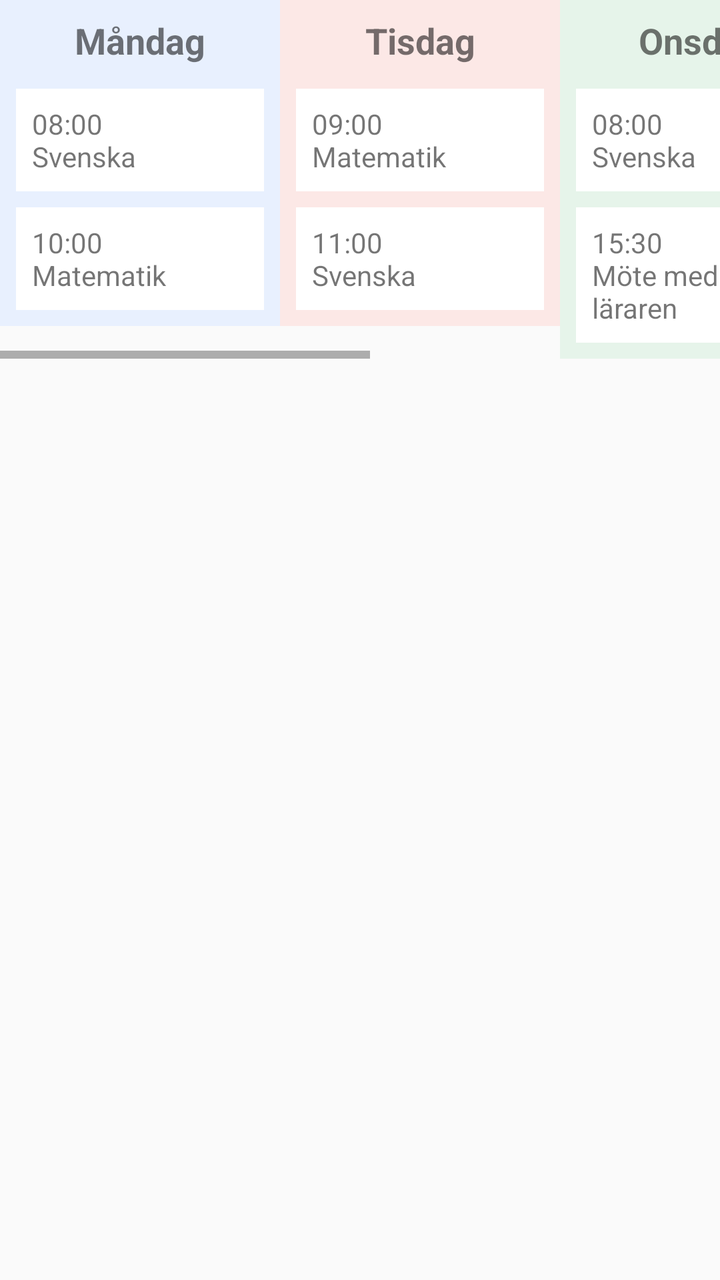
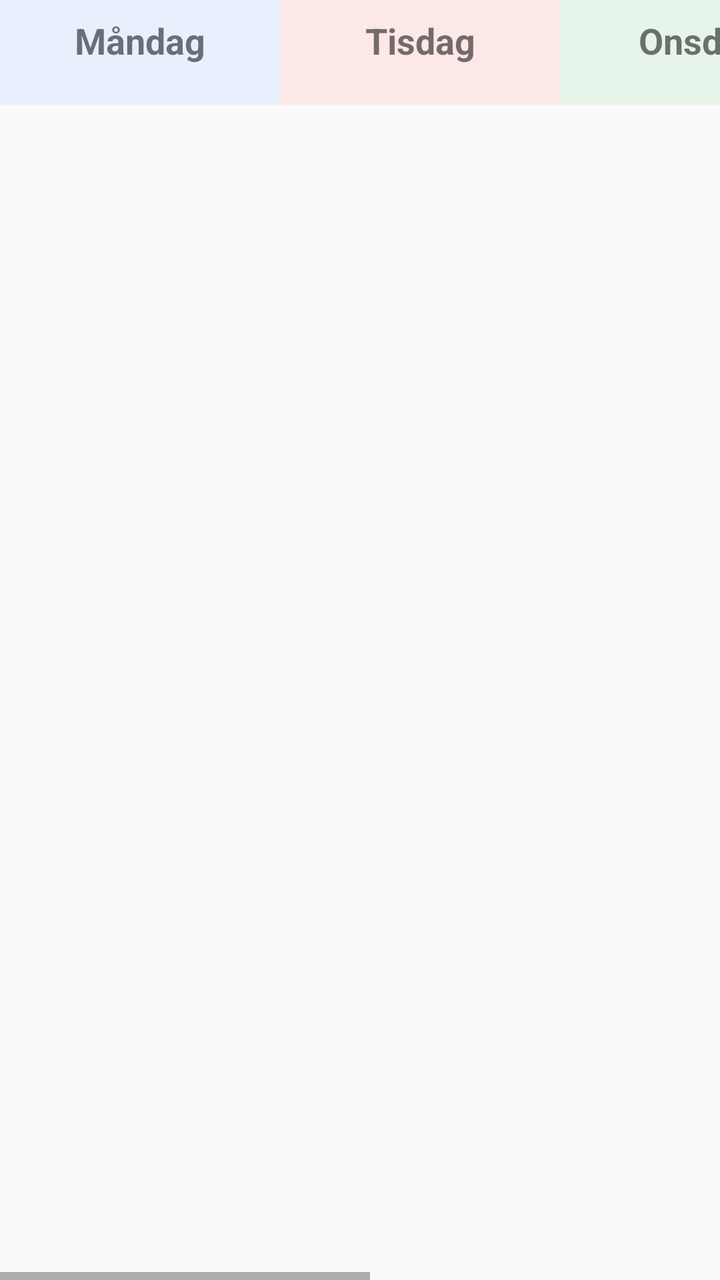

Before-and-after screenshots of an Android layout around one commit, followed by the original layout XML and the change that was made.
<!-- AndroidManifest.xml: application theme Theme.Skolanapp -->
<!-- res/layout/activity_calender.xml -->
<?xml version="1.0" encoding="utf-8"?>
<LinearLayout
    xmlns:android="http://schemas.android.com/apk/res/android"
    android:layout_width="match_parent"
    android:layout_height="wrap_content"
    android:orientation="vertical">

    <HorizontalScrollView
        android:layout_width="match_parent"
        android:layout_height="wrap_content"
        android:scrollbars="horizontal"
        android:fillViewport="false">

        <LinearLayout
            android:layout_width="wrap_content"
            android:layout_height="wrap_content"
            android:orientation="horizontal">

            <LinearLayout
                android:layout_width="140dp"
                android:layout_height="wrap_content"
                android:orientation="vertical"
                android:padding="8dp"
                android:background="#E8F0FE">

                <TextView
                    android:layout_width="match_parent"
                    android:layout_height="wrap_content"
                    android:text="Måndag"
                    android:textSize="18sp"
                    android:textStyle="bold"
                    android:gravity="center" />

                <TextView
                    android:layout_width="match_parent"
                    android:layout_height="wrap_content"
                    android:layout_marginTop="12dp"
                    android:padding="8dp"
                    android:background="#FFFFFF"
                    android:text="08:00\nSvenska"
                    android:textSize="14sp" />

                <TextView
                    android:layout_width="match_parent"
                    android:layout_height="wrap_content"
                    android:layout_marginTop="8dp"
                    android:padding="8dp"
                    android:background="#FFFFFF"
                    android:text="10:00\nMatematik"
                    android:textSize="14sp" />

            </LinearLayout>

            <LinearLayout
                android:layout_width="140dp"
                android:layout_height="wrap_content"
                android:orientation="vertical"
                android:padding="8dp"
                android:background="#FCE8E6">

                <TextView
                    android:layout_width="match_parent"
                    android:layout_height="wrap_content"
                    android:text="Tisdag"
                    android:textSize="18sp"
                    android:textStyle="bold"
                    android:gravity="center" />

                <TextView
                    android:layout_width="match_parent"
                    android:layout_height="wrap_content"
                    android:layout_marginTop="12dp"
                    android:padding="8dp"
                    android:background="#FFFFFF"
                    android:text="09:00\nMatematik"
                    android:textSize="14sp" />

                <TextView
                    android:layout_width="match_parent"
                    android:layout_height="wrap_content"
                    android:layout_marginTop="8dp"
                    android:padding="8dp"
                    android:background="#FFFFFF"
                    android:text="11:00\nSvenska"
                    android:textSize="14sp" />

            </LinearLayout>

            <LinearLayout
                android:layout_width="140dp"
                android:layout_height="wrap_content"
                android:orientation="vertical"
                android:padding="8dp"
                android:background="#E6F4EA">

                <TextView
                    android:layout_width="match_parent"
                    android:layout_height="wrap_content"
                    android:text="Onsdag"
                    android:textSize="18sp"
                    android:textStyle="bold"
                    android:gravity="center" />

                <TextView
                    android:layout_width="match_parent"
                    android:layout_height="wrap_content"
                    android:layout_marginTop="12dp"
                    android:padding="8dp"
                    android:background="#FFFFFF"
                    android:text="08:00\nSvenska"
                    android:textSize="14sp" />

                <TextView
                    android:layout_width="match_parent"
                    android:layout_height="wrap_content"
                    android:layout_marginTop="8dp"
                    android:padding="8dp"
                    android:background="#FFFFFF"
                    android:text="15:30\nMöte med läraren"
                    android:textSize="14sp" />

            </LinearLayout>

            <LinearLayout
                android:layout_width="140dp"
                android:layout_height="wrap_content"
                android:orientation="vertical"
                android:padding="8dp"
                android:background="#FFF4D6">

                <TextView
                    android:layout_width="match_parent"
                    android:layout_height="wrap_content"
                    android:text="Torsdag"
                    android:textSize="18sp"
                    android:textStyle="bold"
                    android:gravity="center" />

                <TextView
                    android:layout_width="match_parent"
                    android:layout_height="wrap_content"
                    android:layout_marginTop="12dp"
                    android:padding="8dp"
                    android:background="#FFFFFF"
                    android:text="09:00\nEngelska"
                    android:textSize="14sp" />

                <TextView
                    android:layout_width="match_parent"
                    android:layout_height="wrap_content"
                    android:layout_marginTop="8dp"
                    android:padding="8dp"
                    android:background="#FFFFFF"
                    android:text="13:00\nMatematik"
                    android:textSize="14sp" />

            </LinearLayout>


            <LinearLayout
                android:layout_width="140dp"
                android:layout_height="wrap_content"
                android:orientation="vertical"
                android:padding="8dp"
                android:background="#EDE7F6">

                <TextView
                    android:layout_width="match_parent"
                    android:layout_height="wrap_content"
                    android:text="Fredag"
                    android:textSize="18sp"
                    android:textStyle="bold"
                    android:gravity="center" />

                <TextView
                    android:layout_width="match_parent"
                    android:layout_height="wrap_content"
                    android:layout_marginTop="12dp"
                    android:padding="8dp"
                    android:background="#FFFFFF"
                    android:text="10:00\nIdrott"
                    android:textSize="14sp" />

                <TextView
                    android:layout_width="match_parent"
                    android:layout_height="wrap_content"
                    android:layout_marginTop="8dp"
                    android:padding="8dp"
                    android:background="#FFFFFF"
                    android:text="12:00\nMusik"
                    android:textSize="14sp" />

            </LinearLayout>

        </LinearLayout>

    </HorizontalScrollView>

</LinearLayout>
<!-- resources referenced by this layout -->
<resources>
  <style name="Theme.Skolanapp" parent="Theme.AppCompat.Light.NoActionBar" />
</resources>

<!-- the commit's change to res/layout/activity_calender.xml (unified diff, before → after) -->
@@ -1,199 +1,135 @@
 <?xml version="1.0" encoding="utf-8"?>
-<LinearLayout
+<HorizontalScrollView
     xmlns:android="http://schemas.android.com/apk/res/android"
     android:layout_width="match_parent"
     android:layout_height="wrap_content"
-    android:orientation="vertical">
+    android:scrollbars="horizontal">
 
-    <HorizontalScrollView
-        android:layout_width="match_parent"
+    <LinearLayout
+        android:layout_width="wrap_content"
         android:layout_height="wrap_content"
-        android:scrollbars="horizontal"
-        android:fillViewport="false">
+        android:orientation="horizontal">
 
+        
         <LinearLayout
-            android:layout_width="wrap_content"
+            android:layout_width="140dp"
             android:layout_height="wrap_content"
-            android:orientation="horizontal">
+            android:orientation="vertical"
+            android:padding="8dp"
+            android:background="#E8F0FE">
 
-            <LinearLayout
-                android:layout_width="140dp"
+            <TextView
+                android:layout_width="match_parent"
                 android:layout_height="wrap_content"
-                android:orientation="vertical"
-                android:padding="8dp"
-                android:background="#E8F0FE">
+                android:text="Måndag"
+                android:textSize="18sp"
+                android:textStyle="bold"
+                android:gravity="center" />
 
-                <TextView
-                    android:layout_width="match_parent"
-                    android:layout_height="wrap_content"
-                    android:text="Måndag"
-                    android:textSize="18sp"
-                    android:textStyle="bold"
-                    android:gravity="center" />
-
-                <TextView
-                    android:layout_width="match_parent"
-                    android:layout_height="wrap_content"
-                    android:layout_marginTop="12dp"
-                    android:padding="8dp"
-                    android:background="#FFFFFF"
-                    android:text="08:00\nSvenska"
-                    android:textSize="14sp" />
-
-                <TextView
-                    android:layout_width="match_parent"
-                    android:layout_height="wrap_content"
-                    android:layout_marginTop="8dp"
-                    android:padding="8dp"
-                    android:background="#FFFFFF"
-                    android:text="10:00\nMatematik"
-                    android:textSize="14sp" />
-
-            </LinearLayout>
-
-            <LinearLayout
-                android:layout_width="140dp"
+            <androidx.recyclerview.widget.RecyclerView
+                android:id="@+id/recyclerMonday"
+                android:layout_width="match_parent"
                 android:layout_height="wrap_content"
-                android:orientation="vertical"
-                android:padding="8dp"
-                android:background="#FCE8E6">
-
-                <TextView
-                    android:layout_width="match_parent"
-                    android:layout_height="wrap_content"
-                    android:text="Tisdag"
-                    android:textSize="18sp"
-                    android:textStyle="bold"
-                    android:gravity="center" />
-
-                <TextView
-                    android:layout_width="match_parent"
-                    android:layout_height="wrap_content"
-                    android:layout_marginTop="12dp"
-                    android:padding="8dp"
-                    android:background="#FFFFFF"
-                    android:text="09:00\nMatematik"
-                    android:textSize="14sp" />
-
-                <TextView
-                    android:layout_width="match_parent"
-                    android:layout_height="wrap_content"
-                    android:layout_marginTop="8dp"
-                    android:padding="8dp"
-                    android:background="#FFFFFF"
-                    android:text="11:00\nSvenska"
-                    android:textSize="14sp" />
-
-            </LinearLayout>
-
-            <LinearLayout
-                android:layout_width="140dp"
-                android:layout_height="wrap_content"
-                android:orientation="vertical"
-                android:padding="8dp"
-                android:background="#E6F4EA">
-
-                <TextView
-                    android:layout_width="match_parent"
-                    android:layout_height="wrap_content"
-                    android:text="Onsdag"
-                    android:textSize="18sp"
-                    android:textStyle="bold"
-                    android:gravity="center" />
-
-                <TextView
-                    android:layout_width="match_parent"
-                    android:layout_height="wrap_content"
-                    android:layout_marginTop="12dp"
-                    android:padding="8dp"
-                    android:background="#FFFFFF"
-                    android:text="08:00\nSvenska"
-                    android:textSize="14sp" />
-
-                <TextView
-                    android:layout_width="match_parent"
-                    android:layout_height="wrap_content"
-                    android:layout_marginTop="8dp"
-                    android:padding="8dp"
-                    android:background="#FFFFFF"
-                    android:text="15:30\nMöte med läraren"
-                    android:textSize="14sp" />
-
-            </LinearLayout>
-
-            <LinearLayout
-                android:layout_width="140dp"
-                android:layout_height="wrap_content"
-                android:orientation="vertical"
-                android:padding="8dp"
-                android:background="#FFF4D6">
-
-                <TextView
-                    android:layout_width="match_parent"
-                    android:layout_height="wrap_content"
-                    android:text="Torsdag"
-                    android:textSize="18sp"
-                    android:textStyle="bold"
-                    android:gravity="center" />
-
-                <TextView
-                    android:layout_width="match_parent"
-                    android:layout_height="wrap_content"
-                    android:layout_marginTop="12dp"
-                    android:padding="8dp"
-                    android:background="#FFFFFF"
-                    android:text="09:00\nEngelska"
-                    android:textSize="14sp" />
-
-                <TextView
-                    android:layout_width="match_parent"
-                    android:layout_height="wrap_content"
-                    android:layout_marginTop="8dp"
-                    android:padding="8dp"
-                    android:background="#FFFFFF"
-                    android:text="13:00\nMatematik"
-                    android:textSize="14sp" />
-
-            </LinearLayout>
-
-
-            <LinearLayout
-                android:layout_width="140dp"
-                android:layout_height="wrap_content"
-                android:orientation="vertical"
-                android:padding="8dp"
-                android:background="#EDE7F6">
-
-                <TextView
-                    android:layout_width="match_parent"
-                    android:layout_height="wrap_content"
-                    android:text="Fredag"
-                    android:textSize="18sp"
-                    android:textStyle="bold"
-                    android:gravity="center" />
-
-                <TextView
-                    android:layout_width="match_parent"
-                    android:layout_height="wrap_content"
-                    android:layout_marginTop="12dp"
-                    android:padding="8dp"
-                    android:background="#FFFFFF"
-                    android:text="10:00\nIdrott"
-                    android:textSize="14sp" />
-
-                <TextView
-                    android:layout_width="match_parent"
-                    android:layout_height="wrap_content"
-                    android:layout_marginTop="8dp"
-                    android:padding="8dp"
-                    android:background="#FFFFFF"
-                    android:text="12:00\nMusik"
-                    android:textSize="14sp" />
-
-            </LinearLayout>
+                android:layout_marginTop="12dp" />
 
         </LinearLayout>
 
-    </HorizontalScrollView>
+        
+        <LinearLayout
+            android:layout_width="140dp"
+            android:layout_height="wrap_content"
+            android:orientation="vertical"
+            android:padding="8dp"
+            android:background="#FCE8E6">
 
-</LinearLayout>
+            <TextView
+                android:layout_width="match_parent"
+                android:layout_height="wrap_content"
+                android:text="Tisdag"
+                android:textSize="18sp"
+                android:textStyle="bold"
+                android:gravity="center" />
+
+            <androidx.recyclerview.widget.RecyclerView
+                android:id="@+id/recyclerTuesday"
+                android:layout_width="match_parent"
+                android:layout_height="wrap_content"
+                android:layout_marginTop="12dp" />
+
+        </LinearLayout>
+
+        
+        <LinearLayout
+            android:layout_width="140dp"
+            android:layout_height="wrap_content"
+            android:orientation="vertical"
+            android:padding="8dp"
+            android:background="#E6F4EA">
+
+            <TextView
+                android:layout_width="match_parent"
+                android:layout_height="wrap_content"
+                android:text="Onsdag"
+                android:textSize="18sp"
+                android:textStyle="bold"
+                android:gravity="center" />
+
+            <androidx.recyclerview.widget.RecyclerView
+                android:id="@+id/recyclerWednesday"
+                android:layout_width="match_parent"
+                android:layout_height="wrap_content"
+                android:layout_marginTop="12dp" />
+
+        </LinearLayout>
+
+        
+        <LinearLayout
+            android:layout_width="140dp"
+            android:layout_height="wrap_content"
+            android:orientation="vertical"
+            android:padding="8dp"
+            android:background="#FFF4D6">
+
+            <TextView
+                android:layout_width="match_parent"
+                android:layout_height="wrap_content"
+                android:text="Torsdag"
+                android:textSize="18sp"
+                android:textStyle="bold"
+                android:gravity="center" />
+
+            <androidx.recyclerview.widget.RecyclerView
+                android:id="@+id/recyclerThursday"
+                android:layout_width="match_parent"
+                android:layout_height="wrap_content"
+                android:layout_marginTop="12dp" />
+
+        </LinearLayout>
+
+        
+        <LinearLayout
+            android:layout_width="140dp"
+            android:layout_height="wrap_content"
+            android:orientation="vertical"
+            android:padding="8dp"
+            android:background="#EDE7F6">
+
+            <TextView
+                android:layout_width="match_parent"
+                android:layout_height="wrap_content"
+                android:text="Fredag"
+                android:textSize="18sp"
+                android:textStyle="bold"
+                android:gravity="center" />
+
+            <androidx.recyclerview.widget.RecyclerView
+                android:id="@+id/recyclerFriday"
+                android:layout_width="match_parent"
+                android:layout_height="wrap_content"
+                android:layout_marginTop="12dp" />
+
+        </LinearLayout>
+
+    </LinearLayout>
+
+</HorizontalScrollView>
